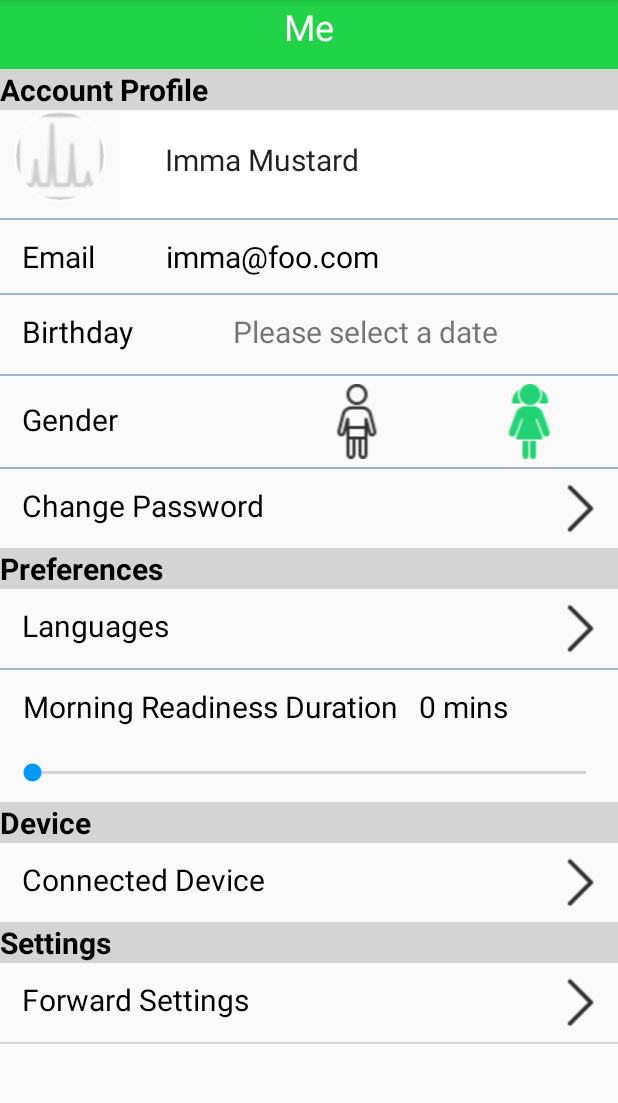
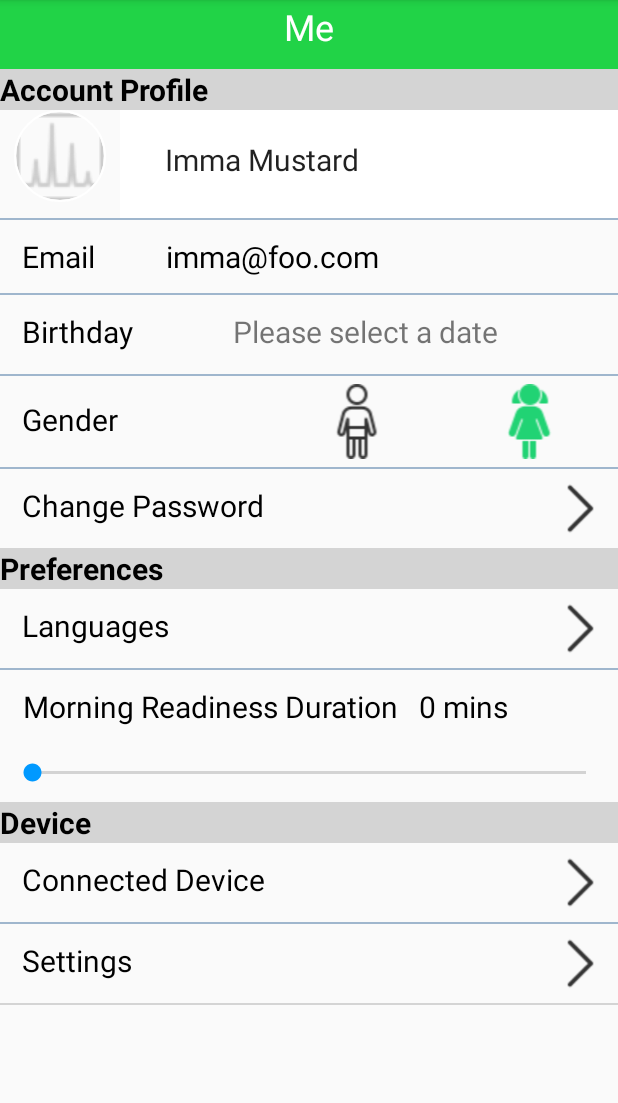
Before and after one commit to YJPflyy95/SpitFire3_20181107, an Android app: the fragment MeFragment shown on its own in the app's theme, on a phone screen of 412 x 824 dp, the part 84-1187 px from its top. Run offline under Robolectric (Android 15) with nearby library versions, the phone set to English and light mode, and no system bars; our stand-ins replace CircleImageView; libraries missing offline, so code that uses them is left out: com.ashokvarma.bottomnavigation, com.vise.baseble, com.vise.log, com.vise.xsnow, com.xw.repo; plain views replace BottomNavigationBar; pictures from the network do not load.

Commit message:
修改Me UI, 在ConnectedDevice下方，添加Setting Item。

```diff
--- a/app/src/main/res/layout/fragment_me.xml
+++ b/app/src/main/res/layout/fragment_me.xml
@@ -3,23 +3,26 @@
     xmlns:circleimageView="http://schemas.android.com/apk/res-auto"
     xmlns:tools="http://schemas.android.com/tools"
     android:id="@+id/pop_layout"
-    android:orientation="vertical"
     android:layout_width="match_parent"
     android:layout_height="match_parent"
+    android:orientation="vertical"
     tools:context="org.astri.spitfire.MeActivity"
     tools:ignore="ResAuto">
+
     <ScrollView
         android:id="@+id/id_scrollView"
         android:layout_width="match_parent"
-        android:layout_height="wrap_content"
-        >
+        android:layout_height="wrap_content">
+
         <LinearLayout
             android:layout_width="match_parent"
             android:layout_height="wrap_content"
             android:orientation="vertical">
+
             <LinearLayout
                 android:layout_width="match_parent"
                 android:layout_height="wrap_content">
+
                 <TextView
                     android:id="@+id/Me_tv"
                     android:layout_width="326dp"
@@ -27,13 +30,14 @@
                     android:layout_weight="1"
                     android:background="#21D347"
                     android:gravity="center"
+                    android:paddingBottom="10dip"
                     android:text="Me"
                     android:textColor="#FFFFFF"
-            android:paddingBottom="10dip"
                     android:textSize="24sp"
                     android:visibility="visible"
                     tools:text="Me" />
             </LinearLayout>
+
             <LinearLayout
                 android:layout_width="match_parent"
                 android:layout_height="wrap_content">
@@ -46,9 +50,9 @@
                     android:background="#D4D4D4"
                     android:gravity="start"
                     android:text="Account Profile"
-            android:textStyle="bold"
                     android:textColor="#000000"
                     android:textSize="20sp"
+                    android:textStyle="bold"
                     android:visibility="visible"
                     tools:text="Account Profile" />
             </LinearLayout>
@@ -77,12 +81,13 @@
                     android:background="@android:color/white"
                     android:gravity="left"
                     android:hint="Add Your Name"
+                    android:padding="25dip"
+                    android:selectAllOnFocus="false"
+                    android:singleLine="false"
                     android:text=" Imma Mustard "
-            android:padding="25dip"
-            android:textSize="20sp"
-            android:selectAllOnFocus="false"
-            android:singleLine="false" />
+                    android:textSize="20sp" />
             </LinearLayout>
+
             <LinearLayout
                 android:layout_width="match_parent"
                 android:layout_height="wrap_content">
@@ -123,11 +128,12 @@
                     android:gravity="start"
                     android:paddingBottom="5dip"
                     android:paddingTop="5dip"
+                    android:text="  imma@foo.com "
                     android:textColor="#000000"
                     android:textSize="20sp"
-            android:text="  imma@foo.com "
                     android:visibility="visible" />
             </LinearLayout>
+
             <LinearLayout
                 android:layout_width="match_parent"
                 android:layout_height="wrap_content">
@@ -137,6 +143,7 @@
                     android:layout_height="1dp"
                     android:background="#9FB6CD" />
             </LinearLayout>
+
             <LinearLayout
                 android:layout_width="match_parent"
                 android:layout_height="wrap_content"
@@ -168,6 +175,7 @@
                     android:textSize="20sp" />
 
             </LinearLayout>
+
             <LinearLayout
                 android:layout_width="match_parent"
                 android:layout_height="wrap_content">
@@ -202,9 +210,9 @@
                 <ImageView
                     android:id="@+id/boy_ib"
                     android:layout_width="113dp"
+                    android:layout_height="wrap_content"
                     android:paddingBottom="5dip"
                     android:paddingTop="5dip"
-            android:layout_height="wrap_content"
                     android:src="@drawable/boy" />
                 <!--<ImageView-->
                 <!--android:id="@+id/boy_ib1"-->
@@ -217,9 +225,9 @@
                 <ImageView
                     android:id="@+id/girl_ib"
                     android:layout_width="117dp"
+                    android:layout_height="wrap_content"
                     android:paddingBottom="5dip"
                     android:paddingTop="5dip"
-            android:layout_height="wrap_content"
                     android:src="@drawable/girlfilled" />
                 <!--<ImageView-->
                 <!--android:id="@+id/girl_ib1"-->
@@ -244,6 +252,7 @@
                 <!--android:layout_alignParentBottom="true" />-->
 
             </LinearLayout>
+
             <LinearLayout
                 android:layout_width="match_parent"
                 android:layout_height="wrap_content">
@@ -266,9 +275,9 @@
                     android:layout_margin="5dp"
                     android:layout_weight="1"
                     android:gravity="start"
-            android:text="  Change Password"
                     android:paddingBottom="5dip"
                     android:paddingTop="5dip"
+                    android:text="  Change Password"
                     android:textColor="#000000"
                     android:textSize="20sp"
                     android:visibility="visible"
@@ -282,6 +291,7 @@
                     android:paddingTop="5dip"
                     android:src="@drawable/forward" />
             </LinearLayout>
+
             <LinearLayout
                 android:layout_width="match_parent"
                 android:layout_height="wrap_content">
@@ -294,12 +304,13 @@
                     android:background="#D4D4D4"
                     android:gravity="start"
                     android:text="Preferences"
-            android:textStyle="bold"
                     android:textColor="#000000"
                     android:textSize="20sp"
+                    android:textStyle="bold"
                     android:visibility="visible"
                     tools:text="Preferences" />
             </LinearLayout>
+
             <LinearLayout
                 android:layout_width="match_parent"
                 android:layout_height="wrap_content"
@@ -312,9 +323,9 @@
                     android:layout_margin="5dp"
                     android:layout_weight="1"
                     android:gravity="start"
-            android:text="  Languages"
                     android:paddingBottom="5dip"
                     android:paddingTop="5dip"
+                    android:text="  Languages"
                     android:textColor="#000000"
                     android:textSize="20sp"
                     android:visibility="visible"
@@ -328,6 +339,7 @@
                     android:paddingTop="5dip"
                     android:src="@drawable/forward" />
             </LinearLayout>
+
             <LinearLayout
                 android:layout_width="match_parent"
                 android:layout_height="wrap_content">
@@ -337,6 +349,7 @@
                     android:layout_height="1dp"
                     android:background="#9FB6CD" />
             </LinearLayout>
+
             <LinearLayout
                 android:layout_width="match_parent"
                 android:layout_height="wrap_content"
@@ -350,11 +363,11 @@
                     android:layout_alignParentLeft="true"
                     android:layout_alignParentStart="true"
                     android:layout_margin="5dp"
+                    android:layout_marginBottom="23dp"
                     android:padding="5dip"
-            android:textSize="20sp"
-            android:layout_marginBottom="23dp"
+                    android:text=" Morning Readiness Duration   0 mins"
                     android:textColor="#000000"
-            android:text=" Morning Readiness Duration   0 mins" />
+                    android:textSize="20sp" />
 
                 <SeekBar
                     android:id="@+id/seekBar"
@@ -363,16 +376,17 @@
                     android:layout_alignParentLeft="true"
                     android:layout_alignParentStart="true"
                     android:layout_alignParentTop="true"
+                    android:layout_margin="5dp"
                     android:layout_marginTop="5dp"
                     android:indeterminate="false"
-            android:layout_margin="5dp"
+                    android:max="10"
                     android:padding="5dip"
-            android:max="10"
                     android:progress="0"
                     android:secondaryProgress="0"
                     android:thumbTint="#0099FF" />
 
             </LinearLayout>
+
             <LinearLayout
                 android:layout_width="match_parent"
                 android:layout_height="wrap_content">
@@ -385,12 +399,13 @@
                     android:background="#D4D4D4"
                     android:gravity="start"
                     android:text="Device"
-            android:textStyle="bold"
                     android:textColor="#000000"
                     android:textSize="20sp"
+                    android:textStyle="bold"
                     android:visibility="visible"
                     tools:text="Device" />
             </LinearLayout>
+
             <LinearLayout
                 android:layout_width="match_parent"
                 android:layout_height="wrap_content"
@@ -403,11 +418,11 @@
                     android:layout_margin="5dp"
                     android:layout_weight="1"
                     android:gravity="start"
+                    android:paddingBottom="5dip"
+                    android:paddingTop="5dip"
                     android:text="  Connected Device"
                     android:textColor="#000000"
                     android:textSize="20sp"
-            android:paddingBottom="5dip"
-            android:paddingTop="5dip"
                     android:visibility="visible"
                     tools:text="   Connected Device" />
 
@@ -419,24 +434,17 @@
                     android:paddingTop="5dip"
                     android:src="@drawable/forward" />
             </LinearLayout>
+
             <LinearLayout
                 android:layout_width="match_parent"
                 android:layout_height="wrap_content">
 
-        <TextView
-            android:id="@+id/Setting_tv"
-            android:layout_width="326dp"
-            android:layout_height="match_parent"
-            android:layout_weight="1"
-            android:background="#D4D4D4"
-            android:gravity="start"
-            android:text="Settings"
-            android:textStyle="bold"
-            android:textColor="#000000"
-            android:textSize="20sp"
-            android:visibility="visible"
-             />
+                <ImageView
+                    android:layout_width="fill_parent"
+                    android:layout_height="1dp"
+                    android:background="#9FB6CD" />
             </LinearLayout>
+
             <LinearLayout
                 android:layout_width="match_parent"
                 android:layout_height="wrap_content"
@@ -449,13 +457,13 @@
                     android:layout_margin="5dp"
                     android:layout_weight="1"
                     android:gravity="start"
-            android:text="  Forward Settings"
+                    android:paddingBottom="5dip"
+                    android:paddingTop="5dip"
+                    android:text="  Settings"
                     android:textColor="#000000"
                     android:textSize="20sp"
-            android:paddingBottom="5dip"
-            android:paddingTop="5dip"
                     android:visibility="visible"
-            tools:text="   Connected Device" />
+                    tools:text="   Settings" />
 
                 <ImageView
                     android:id="@+id/forwardSetting_ib"
@@ -479,8 +487,7 @@
                     android:background="#D4D4D4"
                     android:gravity="start"
                     android:textColor="#FFFFFF"
-            android:visibility="visible"
-            />
+                    android:visibility="visible" />
             </LinearLayout>
         </LinearLayout>
     </ScrollView>
```
Lines whose indentation alone changed are shown as unchanged.
